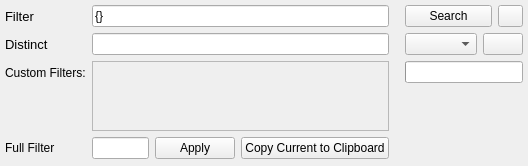
Above: assets/ui_files/documentSearchFilter.ui from compix/MetadataManager before the change. Below: the same form after it.
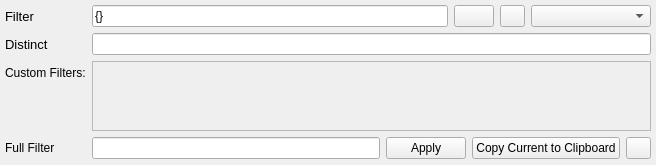
That is the form after the change. Icons and pictures are not drawn.

Commit message: Major rendering pipeline plugin update, search filter ui improvement, xlsx support with openpyxl

Patch:
```diff
--- a/assets/ui_files/documentSearchFilter.ui
+++ b/assets/ui_files/documentSearchFilter.ui
@@ -6,8 +6,8 @@
    <rect>
     <x>0</x>
     <y>0</y>
-    <width>528</width>
-    <height>166</height>
+    <width>656</width>
+    <height>141</height>
    </rect>
   </property>
   <property name="windowTitle">
@@ -112,22 +112,6 @@
                 </property>
                </widget>
               </item>
-              <item row="0" column="1">
-               <widget class="QLineEdit" name="filterEdit">
-                <property name="minimumSize">
-                 <size>
-                  <width>0</width>
-                  <height>0</height>
-                 </size>
-                </property>
-                <property name="text">
-                 <string>{}</string>
-                </property>
-                <property name="placeholderText">
-                 <string/>
-                </property>
-               </widget>
-              </item>
               <item row="1" column="0">
                <widget class="QLabel" name="label_2">
                 <property name="font">
@@ -176,8 +160,8 @@
                   <rect>
                    <x>0</x>
                    <y>0</y>
-                   <width>314</width>
-                   <height>68</height>
+                   <width>565</width>
+                   <height>38</height>
                   </rect>
                  </property>
                  <layout class="QVBoxLayout" name="customFilterScrollAreaLayout">
@@ -243,60 +227,44 @@
                   </property>
                  </widget>
                 </item>
+                <item>
+                 <widget class="QPushButton" name="saveFilterButton">
+                  <property name="maximumSize">
+                   <size>
+                    <width>25</width>
+                    <height>25</height>
+                   </size>
+                  </property>
+                  <property name="text">
+                   <string/>
+                  </property>
+                  <property name="icon">
+                   <iconset resource="../resource_files/resources.qrc">
+                    <normaloff>:/icons/save.png</normaloff>:/icons/save.png</iconset>
+                  </property>
+                 </widget>
+                </item>
                </layout>
               </item>
-             </layout>
-            </item>
-           </layout>
-          </widget>
-         </item>
-         <item>
-          <layout class="QVBoxLayout" name="verticalLayout_3" stretch="0">
-           <property name="sizeConstraint">
-            <enum>QLayout::SetDefaultConstraint</enum>
-           </property>
-           <property name="leftMargin">
-            <number>5</number>
-           </property>
-           <property name="topMargin">
-            <number>5</number>
-           </property>
-           <property name="rightMargin">
-            <number>5</number>
-           </property>
-           <property name="bottomMargin">
-            <number>5</number>
-           </property>
-           <item alignment="Qt::AlignTop">
-            <widget class="QFrame" name="frame_2">
-             <property name="maximumSize">
-              <size>
-               <width>200</width>
-               <height>16777215</height>
-              </size>
-             </property>
-             <property name="frameShape">
-              <enum>QFrame::NoFrame</enum>
-             </property>
-             <property name="frameShadow">
-              <enum>QFrame::Raised</enum>
-             </property>
-             <layout class="QVBoxLayout" name="verticalLayout">
-              <property name="leftMargin">
-               <number>0</number>
-              </property>
-              <property name="topMargin">
-               <number>0</number>
-              </property>
-              <property name="rightMargin">
-               <number>0</number>
-              </property>
-              <property name="bottomMargin">
-               <number>0</number>
-              </property>
-              <item>
-               <layout class="QHBoxLayout" name="horizontalLayout_3">
+              <item row="0" column="1">
+               <layout class="QHBoxLayout" name="horizontalLayout_4">
                 <item>
+                 <widget class="QLineEdit" name="filterEdit">
+                  <property name="minimumSize">
+                   <size>
+                    <width>0</width>
+                    <height>0</height>
+                   </size>
+                  </property>
+                  <property name="text">
+                   <string>{}</string>
+                  </property>
+                  <property name="placeholderText">
+                   <string/>
+                  </property>
+                 </widget>
+                </item>
+                <item alignment="Qt::AlignRight">
                  <widget class="QPushButton" name="findPushButton">
                   <property name="sizePolicy">
                    <sizepolicy hsizetype="Expanding" vsizetype="Expanding">
@@ -317,7 +285,7 @@
                    </size>
                   </property>
                   <property name="text">
-                   <string>Search</string>
+                   <string/>
                   </property>
                   <property name="icon">
                    <iconset resource="../resource_files/resources.qrc">
@@ -325,7 +293,7 @@
                   </property>
                  </widget>
                 </item>
-                <item alignment="Qt::AlignRight">
+                <item>
                  <widget class="QPushButton" name="historyButton">
                   <property name="maximumSize">
                    <size>
@@ -345,11 +313,7 @@
                   </property>
                  </widget>
                 </item>
-               </layout>
-              </item>
-              <item>
-               <layout class="QHBoxLayout" name="horizontalLayout_2">
-                <item>
+                <item alignment="Qt::AlignRight">
                  <widget class="QComboBox" name="savedFiltersComboBox">
                   <property name="sizePolicy">
                    <sizepolicy hsizetype="Expanding" vsizetype="Fixed">
@@ -357,50 +321,26 @@
                     <verstretch>0</verstretch>
                    </sizepolicy>
                   </property>
+                  <property name="minimumSize">
+                   <size>
+                    <width>120</width>
+                    <height>0</height>
+                   </size>
+                  </property>
                   <property name="contextMenuPolicy">
                    <enum>Qt::CustomContextMenu</enum>
                   </property>
-                 </widget>
-                </item>
-                <item alignment="Qt::AlignRight">
-                 <widget class="QPushButton" name="saveFilterButton">
-                  <property name="text">
-                   <string/>
-                  </property>
-                  <property name="icon">
-                   <iconset resource="../resource_files/resources.qrc">
-                    <normaloff>:/icons/save.png</normaloff>:/icons/save.png</iconset>
+                  <property name="toolTip">
+                   <string>Load saved search filter.</string>
                   </property>
                  </widget>
                 </item>
                </layout>
               </item>
-              <item>
-               <widget class="QProgressBar" name="documentProgressBar">
-                <property name="sizePolicy">
-                 <sizepolicy hsizetype="Expanding" vsizetype="Fixed">
-                  <horstretch>0</horstretch>
-                  <verstretch>0</verstretch>
-                 </sizepolicy>
-                </property>
-                <property name="maximumSize">
-                 <size>
-                  <width>16777215</width>
-                  <height>16777215</height>
-                 </size>
-                </property>
-                <property name="value">
-                 <number>0</number>
-                </property>
-                <property name="textVisible">
-                 <bool>false</bool>
-                </property>
-               </widget>
-              </item>
              </layout>
-            </widget>
-           </item>
-          </layout>
+            </item>
+           </layout>
+          </widget>
          </item>
         </layout>
        </widget>
```
The commit also changes 36 other files.
